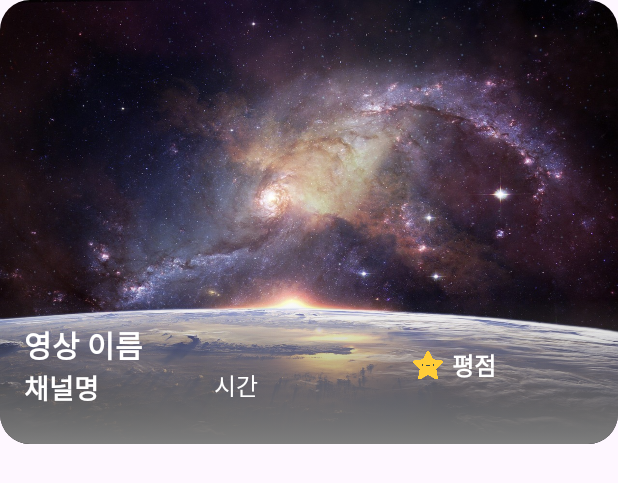
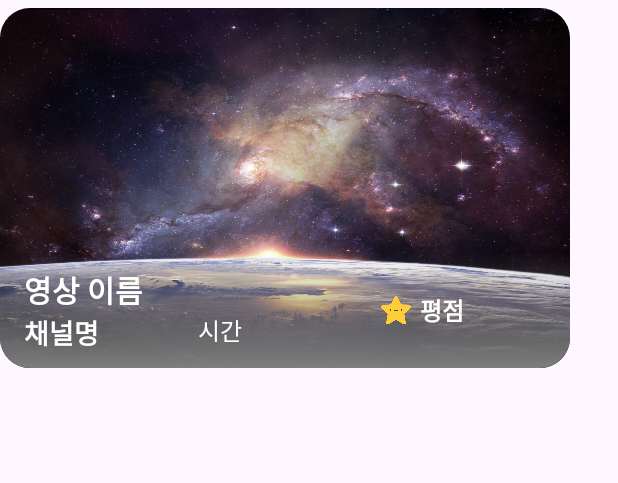
Before and after one commit to SevenStar-Solutions/meohaji, an Android app: the layout constraint_video_image_big.xml on its own in the app's theme, with its tools: preview values and no code run, on a phone screen of 412 x 824 dp. Shown: the top 483 px of the screen. Run offline under Robolectric (Android 15) with nearby library versions, the phone set to English and light mode, and no system bars.

Commit message:
[feat] : 리사이클러뷰 3개 사용 완료
가로 2개, 세로 1개 리사이클러뷰
리사이클러뷰 아이템이 뜨지 않던 오류 해결

```diff
--- a/app/src/main/res/layout/constraint_video_image_big.xml
+++ b/app/src/main/res/layout/constraint_video_image_big.xml
@@ -2,23 +2,25 @@
 <androidx.constraintlayout.widget.ConstraintLayout xmlns:android="http://schemas.android.com/apk/res/android"
     xmlns:app="http://schemas.android.com/apk/res-auto"
     xmlns:tools="http://schemas.android.com/tools"
-    android:layout_width="match_parent"
-    android:layout_height="match_parent">
+    android:layout_width="wrap_content"
+    android:layout_height="wrap_content">
 
     <ImageView
         android:id="@+id/iv_thumbnail"
-        android:layout_width="match_parent"
-        android:layout_height="wrap_content"
-        android:adjustViewBounds="true"
+        android:layout_width="380dp"
+        android:layout_height="240dp"
+        android:layout_marginVertical="5dp"
         android:background="@drawable/apply_video_image_background"
         android:clipToOutline="true"
+        android:scaleType="fitXY"
         android:src="@drawable/galaxy"
+        app:layout_constraintBottom_toBottomOf="parent"
         app:layout_constraintEnd_toEndOf="parent"
         app:layout_constraintStart_toStartOf="parent"
         app:layout_constraintTop_toTopOf="parent" />
 
     <androidx.constraintlayout.widget.ConstraintLayout
-        android:layout_width="match_parent"
+        android:layout_width="0dp"
         android:layout_height="wrap_content"
         android:background="@drawable/apply_video_title_background"
         app:layout_constraintBottom_toBottomOf="@+id/iv_thumbnail"
@@ -30,7 +32,7 @@
             android:layout_width="0dp"
             android:layout_height="wrap_content"
             android:layout_marginStart="16dp"
-            android:layout_marginTop="16dp"
+            android:layout_marginTop="10dp"
             android:ellipsize="end"
             android:maxLines="1"
             android:text="영상 이름"
@@ -46,7 +48,7 @@
             android:id="@+id/tv_channel_name"
             android:layout_width="0dp"
             android:layout_height="wrap_content"
-            android:layout_marginBottom="24dp"
+            android:layout_marginBottom="10dp"
             android:ellipsize="end"
             android:maxLines="1"
             android:text="채널명"
--- a/app/src/main/res/layout/layout_channel_by_category.xml
+++ b/app/src/main/res/layout/layout_channel_by_category.xml
@@ -18,9 +18,11 @@
 
     <TextView
         android:id="@+id/tv_channel_by_category_name"
-        android:layout_width="wrap_content"
+        android:layout_width="0dp"
         android:layout_height="wrap_content"
         android:layout_marginBottom="5dp"
+        android:maxLines="1"
+        android:ellipsize="end"
         android:text="영상 제목"
         android:textSize="11sp"
         app:layout_constraintBottom_toBottomOf="parent"
```
Also changed, not shown: app/src/main/java/com/example/meohaji/CategoryVideo.kt (added, +10 -0 lines), app/src/main/java/com/example/meohaji/CategoryVideoAdapter.kt (added, +50 -0 lines), app/src/main/java/com/example/meohaji/fragment/HomeFragment.kt (+62 -4 lines), app/src/main/res/layout/fragment_home.xml (+8 -4 lines).
